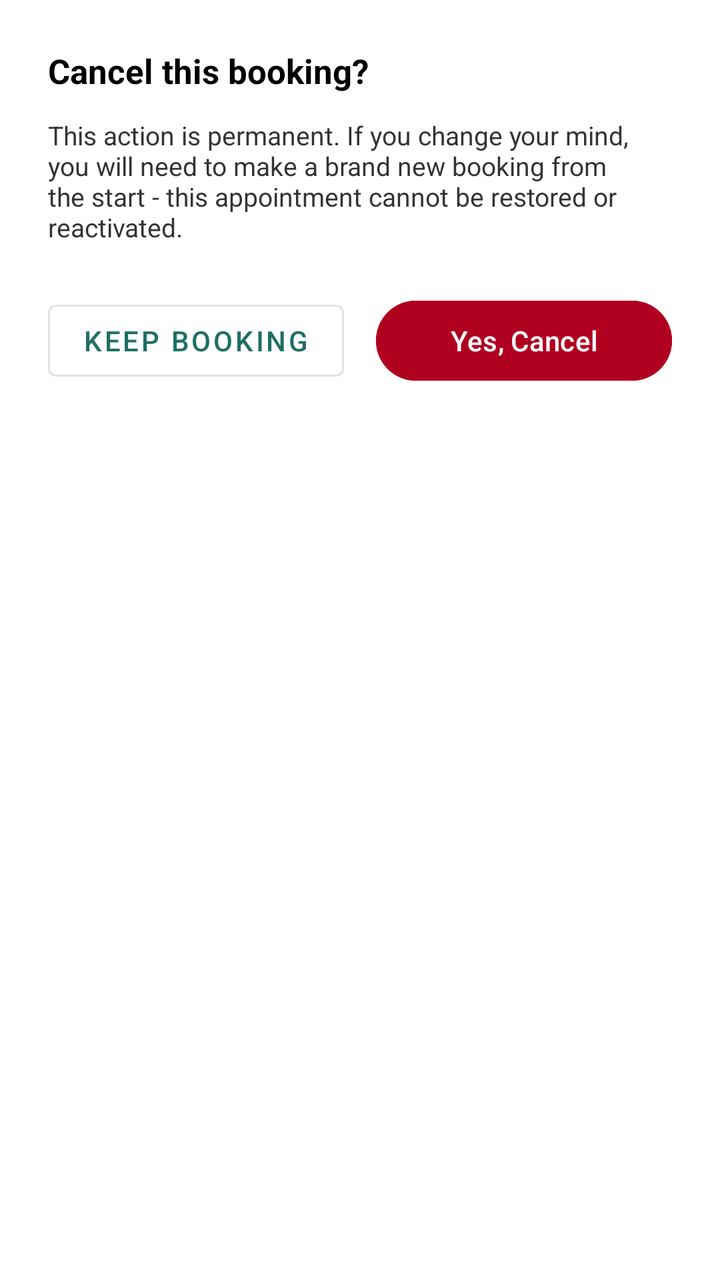
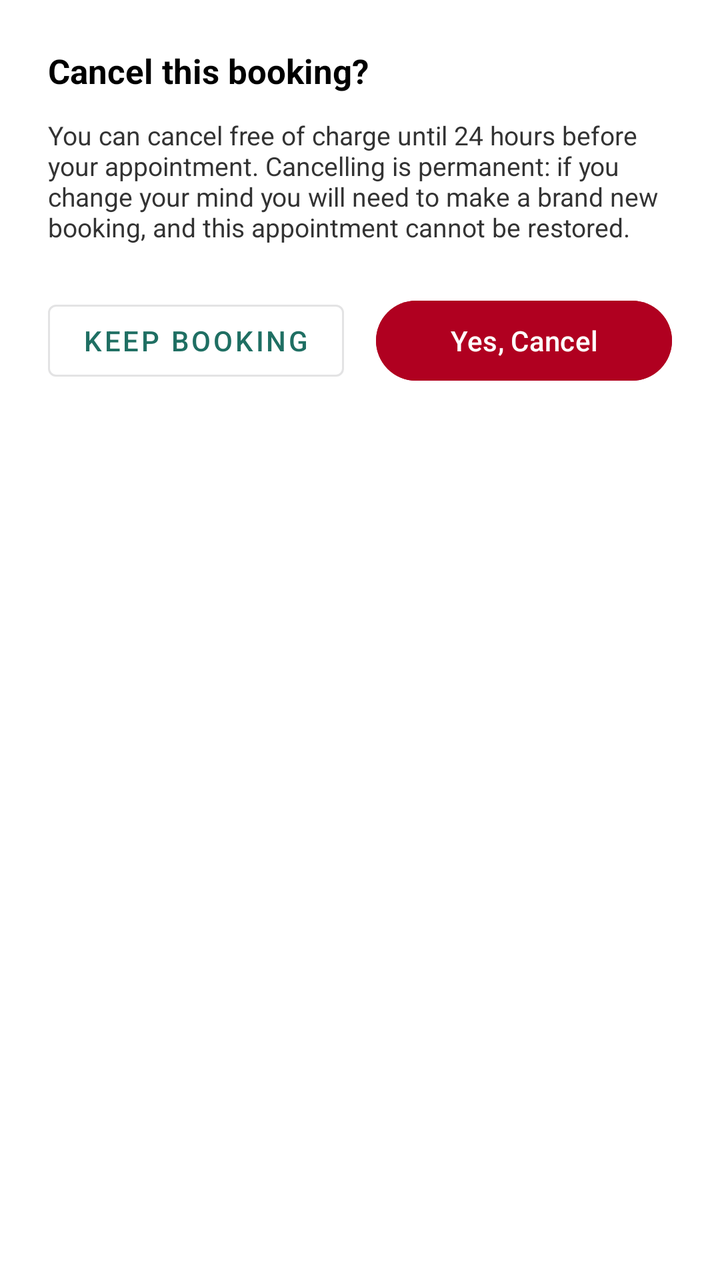

Compare the two renders of this Android layout. The source of the first and the diff that turns it into the second are given below.
<!-- AndroidManifest.xml: application theme Theme.MMMBookingApp -->
<!-- res/layout/dialog_cancel_confirmation.xml -->
<?xml version="1.0" encoding="utf-8"?>
<LinearLayout xmlns:android="http://schemas.android.com/apk/res/android"
    android:layout_width="match_parent"
    android:layout_height="wrap_content"
    android:orientation="vertical"
    android:background="@color/color_background"
    android:padding="24dp">

    <TextView
        android:layout_width="match_parent"
        android:layout_height="wrap_content"
        android:text="@string/dialog_cancel_title"
        android:textColor="@color/color_text_heading"
        android:textStyle="bold"
        android:textSize="17sp"
        android:layout_marginBottom="12dp" />

    <TextView
        android:layout_width="match_parent"
        android:layout_height="wrap_content"
        android:text="@string/dialog_cancel_message"
        android:textColor="@color/color_text_primary"
        android:textSize="13sp"
        android:layout_marginBottom="24dp" />

    <LinearLayout
        android:layout_width="match_parent"
        android:layout_height="wrap_content"
        android:orientation="horizontal">

        <Button
            android:id="@+id/btnKeepBooking"
            android:layout_width="0dp"
            android:layout_height="48dp"
            android:layout_weight="1"
            android:layout_marginEnd="8dp"
            android:text="@string/btn_keep_booking"
            android:textColor="@color/color_primary"
            android:backgroundTint="@color/color_background"
            style="@style/Widget.MaterialComponents.Button.OutlinedButton" />

        <Button
            android:id="@+id/btnYesCancel"
            android:layout_width="0dp"
            android:layout_height="48dp"
            android:layout_weight="1"
            android:layout_marginStart="8dp"
            android:text="@string/btn_yes_cancel"
            android:textColor="@color/color_text_on_primary"
            android:backgroundTint="@color/color_error" />

    </LinearLayout>
</LinearLayout>
<!-- resources referenced by this layout -->
<resources>
  <color name="color_background">#FFFFFF</color>
  <color name="color_error">#B00020</color>
  <color name="color_primary">#1F6F63</color>
  <color name="color_text_heading">#000000</color>
  <color name="color_text_on_primary">#FFFFFF</color>
  <color name="color_text_primary">#333333</color>
  <string name="btn_keep_booking">Keep Booking</string>
  <string name="btn_yes_cancel">Yes, Cancel</string>
  <string name="dialog_cancel_message">This action is permanent. If you change your mind, you will need to make a brand new booking from the start - this appointment cannot be restored or reactivated.</string>
  <string name="dialog_cancel_title">Cancel this booking?</string>
  <style name="Theme.MMMBookingApp" parent="Theme.Material3.Light.NoActionBar">
          <item name="colorPrimary">@color/color_primary</item>
          <item name="colorOnPrimary">@color/color_text_on_primary</item>
          <item name="android:colorBackground">@color/color_background</item>
          <item name="colorSurface">@color/color_surface</item>
          <item name="colorSecondary">@color/color_highlight</item>
          <item name="android:textColorPrimary">@color/color_text_primary</item>
          <item name="android:statusBarColor">@color/color_primary</item>
      </style>
  <color name="color_surface">#F5F1E8</color>
  <color name="color_highlight">#AEE1E8</color>
</resources>

<!-- the commit's change to res/layout/dialog_cancel_confirmation.xml (unified diff, before → after) -->
@@ -12,15 +12,15 @@
         android:text="@string/dialog_cancel_title"
         android:textColor="@color/color_text_heading"
         android:textStyle="bold"
-        android:textSize="17sp"
+        android:textSize="@dimen/text_size_17"
         android:layout_marginBottom="12dp" />
 
     <TextView
         android:layout_width="match_parent"
         android:layout_height="wrap_content"
-        android:text="@string/dialog_cancel_message"
+        android:text="@string/dialog_cancel_message_notice"
         android:textColor="@color/color_text_primary"
-        android:textSize="13sp"
+        android:textSize="@dimen/text_size_13"
         android:layout_marginBottom="24dp" />
 
     <LinearLayout
<!-- resource entries referenced after the edit -->
@@ -6,9 +6,11 @@
   <color name="color_text_heading">#000000</color>
   <color name="color_text_on_primary">#FFFFFF</color>
   <color name="color_text_primary">#333333</color>
+  <dimen name="text_size_13">13sp</dimen>
+  <dimen name="text_size_17">17sp</dimen>
   <string name="btn_keep_booking">Keep Booking</string>
   <string name="btn_yes_cancel">Yes, Cancel</string>
-  <string name="dialog_cancel_message">This action is permanent. If you change your mind, you will need to make a brand new booking from the start - this appointment cannot be restored or reactivated.</string>
+  <string name="dialog_cancel_message_notice">You can cancel free of charge until 24 hours before your appointment. Cancelling is permanent: if you change your mind you will need to make a brand new booking, and this appointment cannot be restored.</string>
   <string name="dialog_cancel_title">Cancel this booking?</string>
   <style name="Theme.MMMBookingApp" parent="Theme.Material3.Light.NoActionBar">
           <item name="colorPrimary">@color/color_primary</item>
